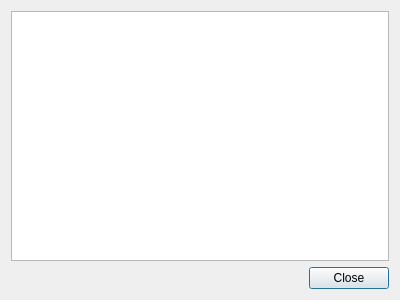
Above: CAMan/tst_info_dlg.ui from jykim74/CertMan before the change. Below: the same form after it.
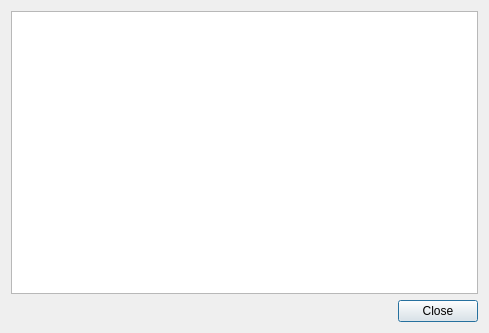
That is the form after the change.

```diff
--- a/CAMan/tst_info_dlg.ui
+++ b/CAMan/tst_info_dlg.ui
@@ -6,8 +6,8 @@
    <rect>
     <x>0</x>
     <y>0</y>
-    <width>400</width>
-    <height>300</height>
+    <width>489</width>
+    <height>333</height>
    </rect>
   </property>
   <property name="windowTitle">
```
